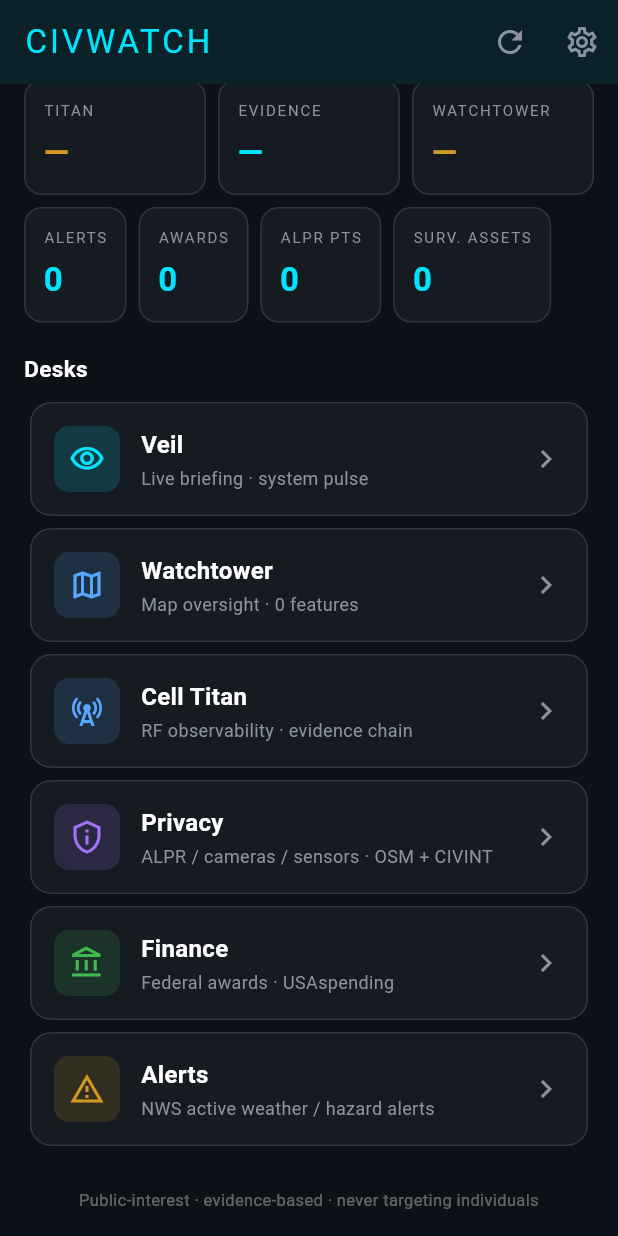
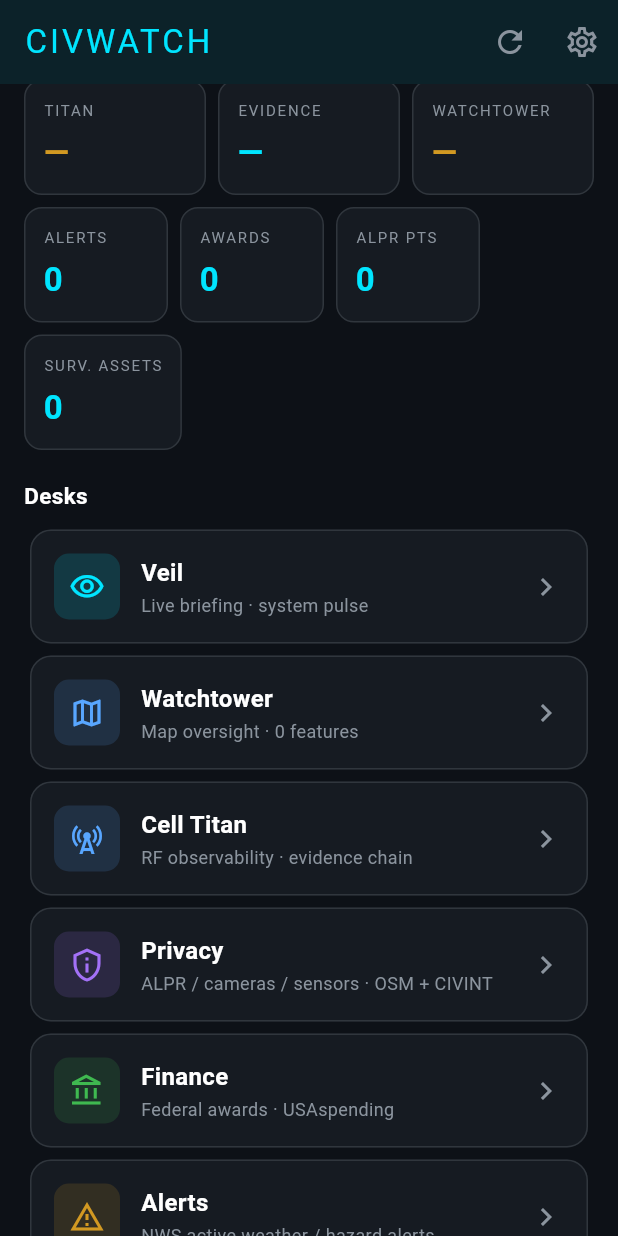
Before and after one commit to POWDER-RANGER/civwatch-app, a Flutter app: the screen it shows after launch, scrolled down 139 dp, on a phone screen of 412 x 824 dp. Run offline on Flutter 3.47's test engine with Material 3 defaults, Android fonts, the phone set to English and light mode, and no system bars; our stand-ins replace flutter_secure_storage, shared_preferences; network calls fail.

Commit message:
fix: MetricTile must not return Expanded when used in a Wrap
Expanded is only valid under a Flex; the home screen also placed
MetricTile in a Wrap, throwing 'Incorrect use of ParentDataWidget' and
failing 'app builds' in flutter test (run 38741894521). Move Expanded to
the Row call sites; give Wrap tiles a minWidth.

Co-Authored-By: Claude Sonnet 5.5 <noreply@anthropic.com>
Claude-Session: https://claude.ai/code/session_01M2MBiXzwCgrEJWMSWP2C7c

```diff
--- a/lib/screens/home_screen.dart
+++ b/lib/screens/home_screen.dart
@@ -74,12 +74,14 @@ class _HomeScreenState extends State<HomeScreen> {
               ),
             Row(
               children: [
-                MetricTile(label: 'Titan', value: h?.status ?? '—', ok: h?.status == 'ok'),
+                Expanded(child: MetricTile(label: 'Titan', value: h?.status ?? '—', ok: h?.status == 'ok')),
                 const SizedBox(width: 8),
-                MetricTile(
-                    label: 'Evidence', value: h == null ? '—' : '${h.evidenceLength}', ok: h?.evidenceOk),
+                Expanded(
+                  child: MetricTile(
+                      label: 'Evidence', value: h == null ? '—' : '${h.evidenceLength}', ok: h?.evidenceOk),
+                ),
                 const SizedBox(width: 8),
-                MetricTile(label: 'Watchtower', value: w?.status ?? '—', ok: w?.status == 'ok'),
+                Expanded(child: MetricTile(label: 'Watchtower', value: w?.status ?? '—', ok: w?.status == 'ok')),
               ],
             ),
             const SizedBox(height: 8),
@@ -87,10 +89,10 @@ class _HomeScreenState extends State<HomeScreen> {
               spacing: 8,
               runSpacing: 8,
               children: [
-                MetricTile(label: 'Alerts', value: '${state.alerts.length}'),
-                MetricTile(label: 'Awards', value: '${state.awards.length}'),
-                MetricTile(label: 'ALPR pts', value: '${state.alpr.length}'),
-                MetricTile(label: 'Surv. assets', value: '${state.surveillance.length}'),
+                MetricTile(label: 'Alerts', value: '${state.alerts.length}', minWidth: 96),
+                MetricTile(label: 'Awards', value: '${state.awards.length}', minWidth: 96),
+                MetricTile(label: 'ALPR pts', value: '${state.alpr.length}', minWidth: 96),
+                MetricTile(label: 'Surv. assets', value: '${state.surveillance.length}', minWidth: 96),
               ],
             ),
             const SizedBox(height: 20),
--- a/lib/widgets/desk_card.dart
+++ b/lib/widgets/desk_card.dart
@@ -62,19 +62,23 @@ class DeskCard extends StatelessWidget {
 }
 
 class MetricTile extends StatelessWidget {
-  const MetricTile({super.key, required this.label, required this.value, this.ok});
+  const MetricTile({super.key, required this.label, required this.value, this.ok, this.minWidth});
 
   final String label;
   final String value;
   final bool? ok;
+
+  /// Minimum tile width; use when the tile sits in a Wrap. In a Row, wrap the
+  /// tile in Expanded at the call site (Expanded cannot be a Wrap child).
+  final double? minWidth;
 
   @override
   Widget build(BuildContext context) {
     final color = ok == null
         ? const Color(0xFF00E5FF)
         : (ok! ? const Color(0xFF3FB950) : const Color(0xFFD29922));
-    return Expanded(
-      child: Container(
+    return Container(
+      constraints: minWidth == null ? null : BoxConstraints(minWidth: minWidth!),
       padding: const EdgeInsets.all(12),
       decoration: BoxDecoration(
         color: const Color(0xFF161B22),
@@ -90,7 +94,6 @@ class MetricTile extends StatelessWidget {
           Text(value, style: TextStyle(fontSize: 22, fontWeight: FontWeight.w600, color: color)),
         ],
       ),
-      ),
     );
   }
 }
```
Lines whose indentation alone changed are shown as unchanged.
